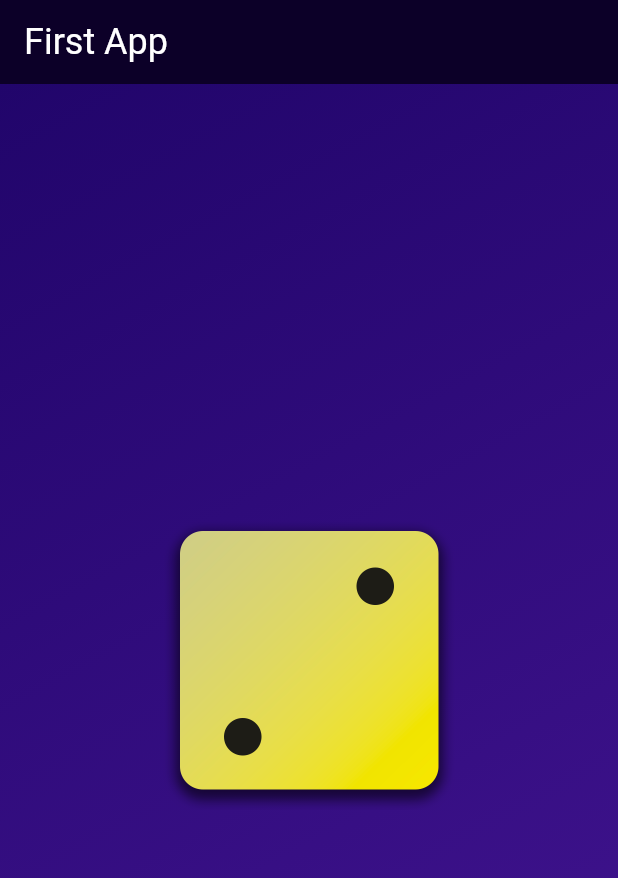
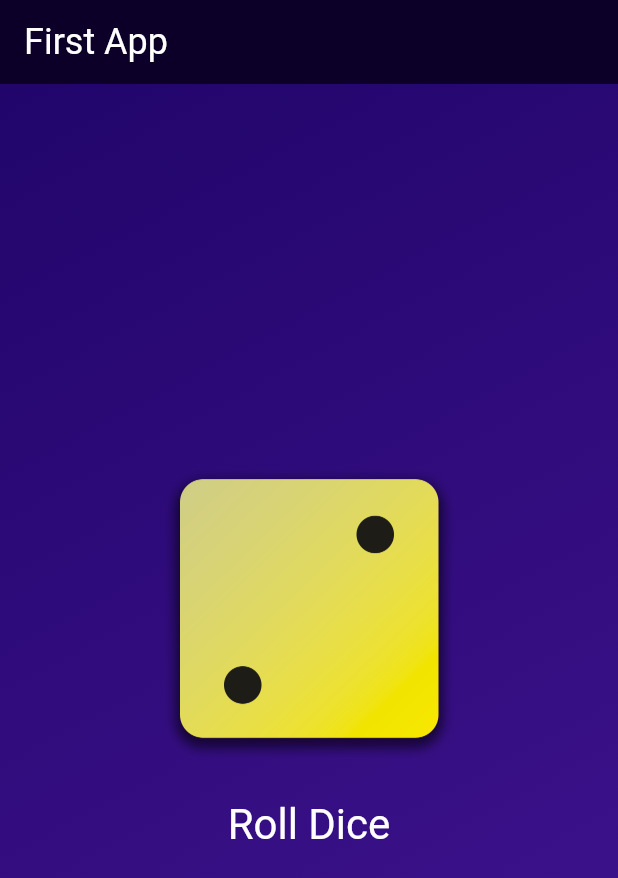
Before and after one commit to dlipkumar77/first_app, a Flutter app: the screen it shows after launch, on a phone screen of 412 x 824 dp. Shown: the top 878 px of the screen. Run offline on Flutter 3.47's test engine with Material 3 defaults, Android fonts, the phone set to English and light mode, and no system bars.

Commit message:
Text Button Added

```diff
--- a/lib/gradient_container.dart
+++ b/lib/gradient_container.dart
@@ -17,6 +17,11 @@ class GradientContainer extends StatelessWidget {
 
   final Color color1;
   final Color color2;
+
+  void rollDice() {
+    print('Dice rolled');
+  }
+
   @override
   Widget build(BuildContext context) {
     return Container(
@@ -37,9 +42,23 @@ class GradientContainer extends StatelessWidget {
         ),
       ),
       child: Center(
-        child: Image.asset(
-          'assets/images/dice-2.png',
-          width: 200,
+        child: Column(
+          mainAxisSize: MainAxisSize.min, //center Align otherwise its top
+          children: [
+            Image.asset(
+              'assets/images/dice-2.png',
+              width: 200,
+            ),
+            SizedBox(height: 20),
+            TextButton(
+                onPressed: rollDice,
+                style: TextButton.styleFrom(
+                  //padding: EdgeInsets.only(top: 20),
+                  foregroundColor: Colors.white,
+                  textStyle: TextStyle(fontSize: 28),
+                ),
+                child: Text('Roll Dice')),
+          ],
         ),
       ),
     );
```
